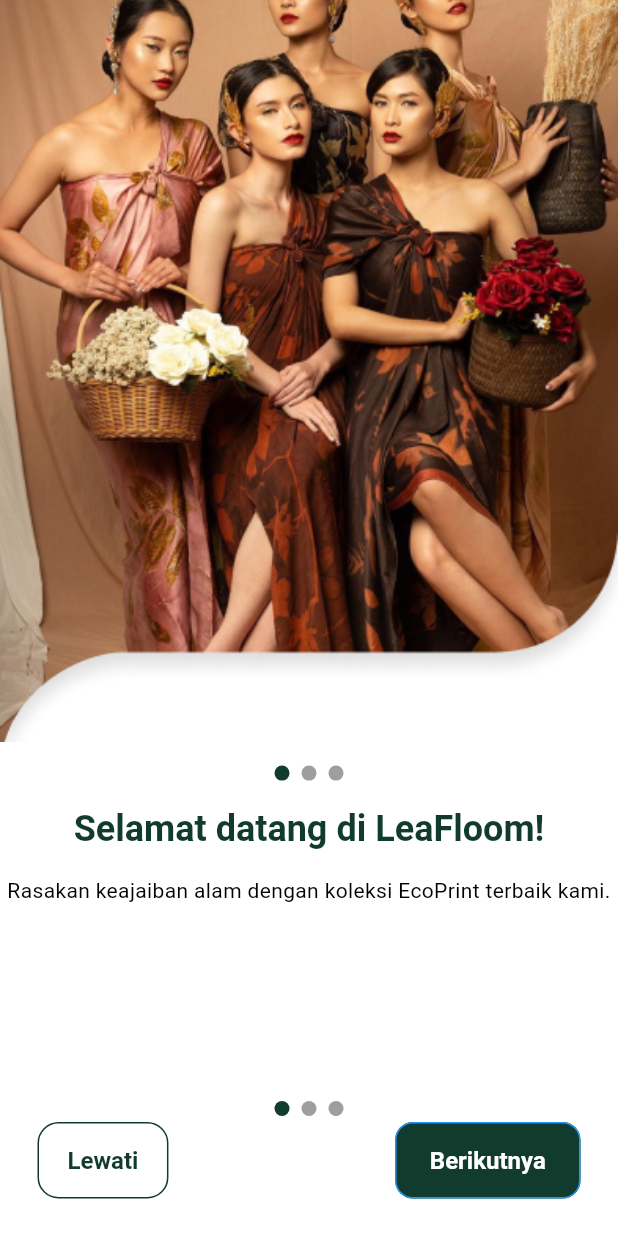
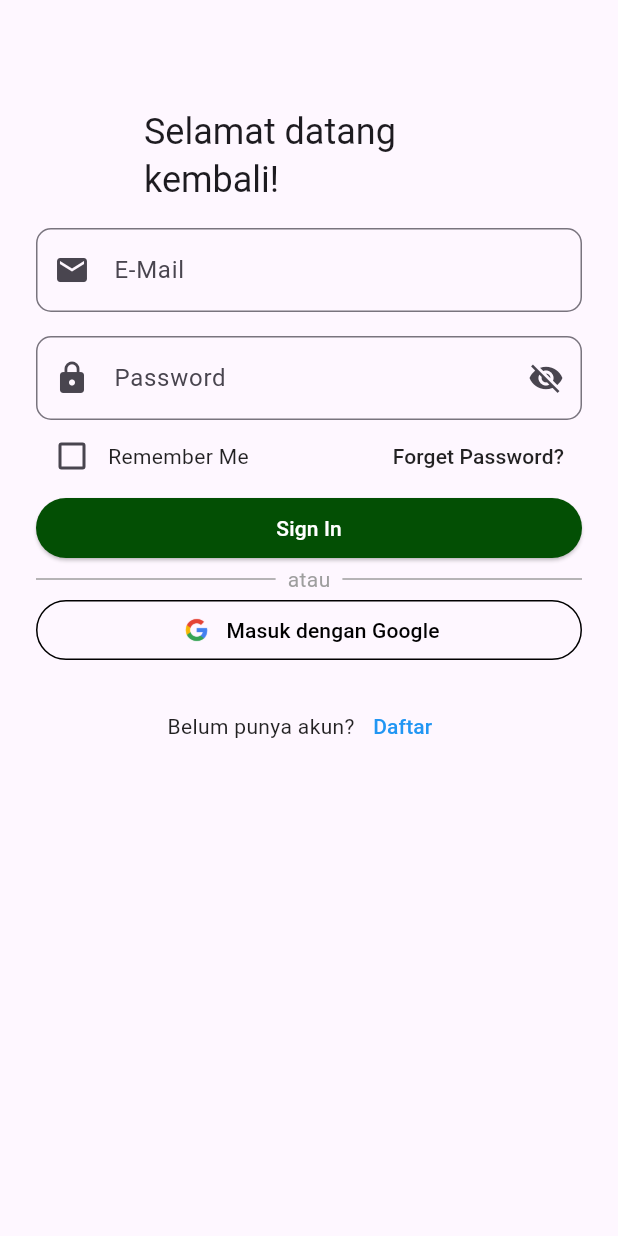
Before and after one commit to LeafLoom-PPB-MM4/LeafLoomApps, a Flutter app: the screen it shows after launch, on a phone screen of 412 x 824 dp. Run offline on Flutter 3.47's test engine with Material 3 defaults, Android fonts, the phone set to English and light mode, and no system bars; our stand-ins replace get, get_storage, logger; Roboto replaces fonts that are missing (Schyler).

Commit message:
login dan signup screen
belum di authentikasi

```diff
--- a/leafloomapp/lib/app.dart
+++ b/leafloomapp/lib/app.dart
@@ -1,5 +1,5 @@
 import 'package:flutter/material.dart';
-import 'package:leafloom/features/authentication/screens/onboarding.dart';
+import 'package:leafloom/features/authentication/screens/onboarding/onboarding.dart';
 import 'package:leafloom/utils/theme/theme.dart';
 import 'package:get/get.dart';
 
--- /dev/null
+++ b/leafloomapp/lib/common/styles/spacing_styles.dart
@@ -0,0 +1,11 @@
+import 'package:flutter/material.dart';
+import 'package:leafloom/utils/constants/sizes.dart';
+
+class LSpacingStyle {
+  static const EdgeInsetsGeometry paddingWithAppBarHeight = EdgeInsets.only(
+    top: LSizes.appBarHeight,
+    left: LSizes.defaultSpace,
+    bottom: LSizes.defaultSpace,
+    right: LSizes.defaultSpace,
+  );
+}
--- /dev/null
+++ b/leafloomapp/lib/features/authentication/screens/login/login.dart
@@ -0,0 +1,225 @@
+import 'package:flutter/material.dart';
+import 'package:leafloom/common/styles/spacing_styles.dart';
+import 'package:leafloom/features/authentication/screens/signup/signup.dart';
+import 'package:leafloom/utils/constants/image_strings.dart';
+import 'package:leafloom/utils/constants/sizes.dart';
+import 'package:leafloom/utils/constants/text_strings.dart'; // Import the SignUpScreen
+
+class LoginScreen extends StatefulWidget {
+  const LoginScreen({Key? key}) : super(key: key);
+
+  @override
+  _LoginScreenState createState() => _LoginScreenState();
+}
+
+class _LoginScreenState extends State<LoginScreen> {
+  bool _obscureText = true;
+  bool _rememberMe = false;
+
+  void _togglePasswordVisibility() {
+    setState(() {
+      _obscureText = !_obscureText;
+    });
+  }
+
+  void _toggleRememberMe(bool? value) {
+    setState(() {
+      _rememberMe = value ?? false;
+    });
+  }
+
+  @override
+  Widget build(BuildContext context) {
+    return Scaffold(
+      body: SingleChildScrollView(
+        child: Padding(
+          padding: LSpacingStyle.paddingWithAppBarHeight,
+          child: Column(
+            crossAxisAlignment: CrossAxisAlignment.start,
+            children: [
+              // Welcome back title
+              Padding(
+                padding: const EdgeInsets.symmetric(horizontal: 72.0),
+                child: Column(
+                  crossAxisAlignment: CrossAxisAlignment.start,
+                  children: [
+                    const SizedBox(height: LSizes.md),
+                    Text(
+                      'Selamat datang kembali!',
+                      style: Theme.of(context).textTheme.headline5,
+                    ),
+                    const SizedBox(height: LSizes.md),
+                  ],
+                ),
+              ),
+
+              // Form
+              Form(
+                child: Column(
+                  crossAxisAlignment: CrossAxisAlignment.start,
+                  children: [
+                    // Email/Phone Number Field
+                    TextFormField(
+                      decoration: InputDecoration(
+                        border: OutlineInputBorder(
+                            borderRadius: BorderRadius.circular(10.0),
+                            borderSide: BorderSide(
+                                color: const Color.fromARGB(255, 3, 46, 4))),
+                        prefixIcon: Icon(Icons.email),
+                        labelText: LText.email,
+                      ),
+                    ),
+                    const SizedBox(height: LSizes.spaceBtwInputFields),
+
+                    // Password Field
+                    TextFormField(
+                      obscureText: _obscureText,
+                      decoration: InputDecoration(
+                        border: OutlineInputBorder(
+                            borderRadius: BorderRadius.circular(10.0),
+                            borderSide: BorderSide(
+                                color: const Color.fromARGB(255, 3, 46, 4))),
+                        prefixIcon: Icon(Icons.lock),
+                        labelText: LText.password,
+                        suffixIcon: IconButton(
+                          icon: Icon(
+                            _obscureText
+                                ? Icons.visibility_off
+                                : Icons.visibility,
+                          ),
+                          onPressed: _togglePasswordVisibility,
+                        ),
+                      ),
+                    ),
+
+                    // Remember Me and Forgot Password Row
+                    Row(
+                      mainAxisAlignment: MainAxisAlignment.spaceBetween,
+                      children: [
+                        Row(
+                          children: [
+                            Checkbox(
+                              value: _rememberMe,
+                              onChanged: _toggleRememberMe,
+                            ),
+                            Text(
+                              LText.rememberMe,
+                              style: TextStyle(color: Colors.black87),
+                            ),
+                          ],
+                        ),
+                        TextButton(
+                          onPressed: () {
+                            // Tambahkan logika untuk lupa kata sandi
+                          },
+                          child: Text(
+                            LText.forgetPassword,
+                            style: TextStyle(color: Colors.black87),
+                          ),
+                        ),
+                      ],
+                    ),
+
+                    // Sign In Button
+                    SizedBox(
+                      width: double.infinity,
+                      child: ElevatedButton(
+                        onPressed: () {
+                          // Tambahkan logika untuk tombol masuk
+                        },
+                        style: ElevatedButton.styleFrom(
+                          backgroundColor: Color.fromARGB(255, 3, 79, 4),
+                        ),
+                        child: Text(
+                          LText.signIn,
+                          style: TextStyle(color: Colors.white),
+                        ),
+                      ),
+                    ),
+
+                    // Divider
+
+                    Row(
+                      children: [
+                        Expanded(
+                          child: Divider(
+                            color: Colors.grey,
+                          ),
+                        ),
+                        Padding(
+                          padding: const EdgeInsets.symmetric(horizontal: 8),
+                          child: Text(
+                            'atau',
+                            style: TextStyle(color: Colors.grey),
+                          ),
+                        ),
+                        Expanded(
+                          child: Divider(
+                            color: Colors.grey,
+                          ),
+                        ),
+                      ],
+                    ),
+
+                    // Sign in with Google Button
+                    SizedBox(
+                      width: double.infinity,
+                      child: OutlinedButton(
+                        onPressed: () {
+                          // Tambahkan logika untuk tombol masuk dengan Google
+                        },
+                        style: OutlinedButton.styleFrom(
+                          side: BorderSide(color: Colors.black),
+                        ),
+                        child: Row(
+                          mainAxisAlignment: MainAxisAlignment.center,
+                          children: [
+                            Image.asset(
+                              'assets/logos/googleLogo.png',
+                              height: 24.0,
+                              width: 24.0,
+                            ),
+                            const SizedBox(width: 8.0),
+                            Text(
+                              'Masuk dengan Google',
+                              style: TextStyle(color: Colors.black),
+                            ),
+                          ],
+                        ),
+                      ),
+                    ),
+
+                    // Don't have an account? Sign Up text
+                    SizedBox(height: LSizes.spaceBtwInputFields),
+                    Row(
+                      mainAxisAlignment: MainAxisAlignment.center,
+                      children: [
+                        Text(
+                          'Belum punya akun?',
+                          style: TextStyle(color: Colors.black87),
+                        ),
+                        TextButton(
+                          onPressed: () {
+                            Navigator.push(
+                              context,
+                              MaterialPageRoute(
+                                  builder: (context) => SignUpScreen()),
+                            );
+                          },
+                          child: Text(
+                            'Daftar',
+                            style: TextStyle(color: Colors.blue),
+                          ),
+                        ),
+                      ],
+                    ),
+                  ],
+                ),
+              ),
+            ],
+          ),
+        ),
+      ),
+    );
+  }
+}
--- a/leafloomapp/lib/main.dart
+++ b/leafloomapp/lib/main.dart
@@ -1,6 +1,25 @@
 import 'package:flutter/material.dart';
-import 'app.dart';
+import 'package:leafloom/features/authentication/screens/login/login.dart';
+import 'package:leafloom/features/authentication/screens/signup/signup.dart';
+// Import the SignUpScreen
 
 void main() {
-  runApp(const App());
+  runApp(MyApp());
 }
+
+class MyApp extends StatelessWidget {
+  @override
+  Widget build(BuildContext context) {
+    return MaterialApp(
+      title: 'LeaFloom',
+      theme: ThemeData(
+        primarySwatch: Colors.green,
+      ),
+      home: LoginScreen(),
+      routes: {
+        '/signup': (context) => SignUpScreen(),
+      },
+      debugShowCheckedModeBanner: false,
+    );
+  }
+}
--- a/leafloomapp/lib/utils/constants/text_strings.dart
+++ b/leafloomapp/lib/utils/constants/text_strings.dart
@@ -19,4 +19,30 @@ class LText {
   //Home
   static const String homeAppbarTitle = "Good Day for Shooping";
   static const String homeAppbarSubTitle = "user";
+
+  //login
+  static const String loginTitle = "Selamat Datang Kembali!";
+  //signup
+  static const String signupTitle = "Selamat Datang Di LeaFloom!";
+
+  //authentikasi form teks
+  static const firstName = "First Name";
+  static const lastName = "Last Name";
+  static const email = "E-Mail";
+  static const password = "Password";
+  static const newPassword = "New Password";
+  static const username = "Username";
+  static const phoneNo = "Phone Number";
+  static const rememberMe = "Remember Me";
+  static const forgetPassword = "Forget Password?";
+  static const signIn = "Sign In";
+  static const createAccount = "Create Account";
+  static const orSignInWith = "or sign in with";
+  static const orSignUpWith = "or sign up with";
+  static const iAgreeTo = "i agree to";
+  static const privacyPolicy = "Privacy Policy";
+  static const termsOfUse = "Terms Of Use";
+  static const verificationCode = "verificationCode";
+  static const resendEmail = "Resend Email";
+  static const resendEmailIn = "Resend Email In";
 }
```
Also changed, not shown: leafloomapp/lib/features/authentication/screens/onboarding/onboarding.dart (renamed from leafloomapp/lib/features/authentication/screens/onboarding.dart, +8 -1 lines), leafloomapp/lib/features/authentication/screens/signup/signup.dart (added, +161 -0 lines).
